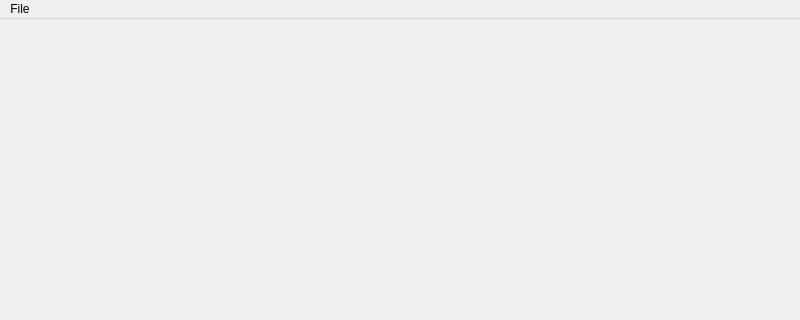
Qt form src/app/startupwindow.ui (Taylor-Hallman/AlbumMaker) before a commit; both pictures show x 0 to 800 and y 0 to 320 of the 800 by 600 pixel window.
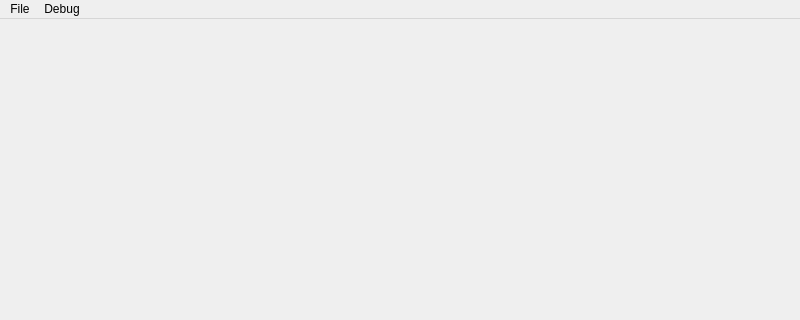
The same form after that commit.

Commit message: add temporary debug tool & fix crash

```diff
--- a/src/app/startupwindow.ui
+++ b/src/app/startupwindow.ui
@@ -32,7 +32,14 @@
     <addaction name="actionOpen_Recent"/>
     <addaction name="separator"/>
    </widget>
+   <widget class="QMenu" name="menuDebug">
+    <property name="title">
+     <string>Debug</string>
+    </property>
+    <addaction name="actionExample_Project"/>
+   </widget>
    <addaction name="menuFile"/>
+   <addaction name="menuDebug"/>
   </widget>
   <widget class="QStatusBar" name="statusbar"/>
   <action name="actionNew_Project">
```
Left out of the diff: 5 changed lines with no effect on the pictures. The commit also changes 4 other files.
